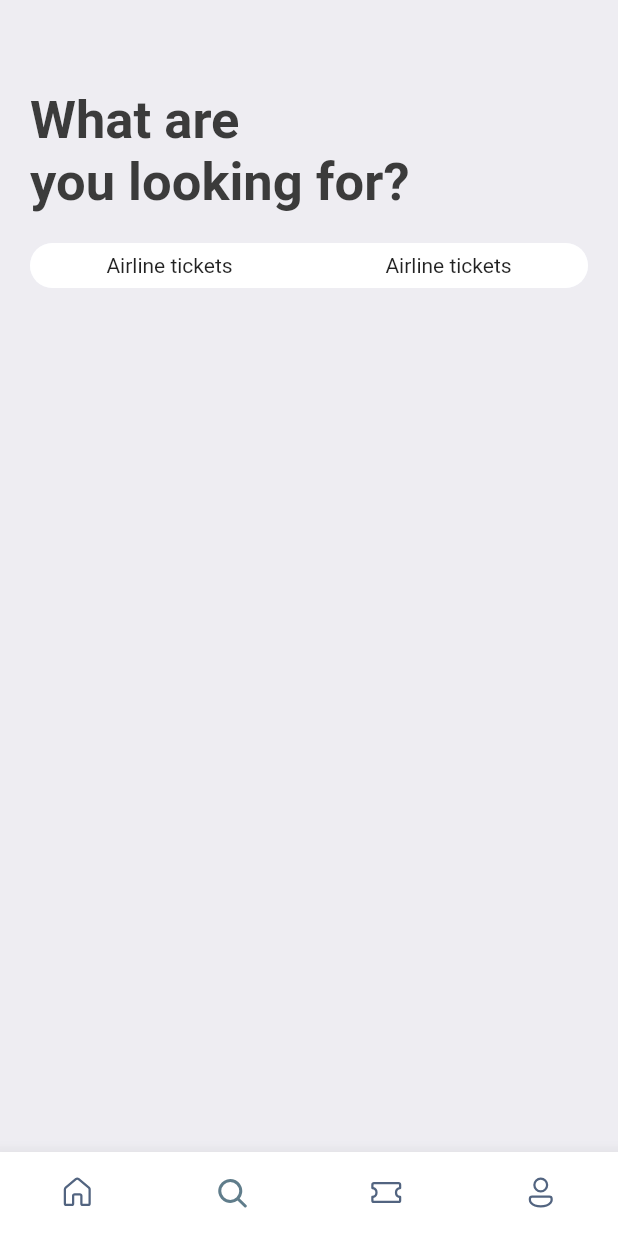
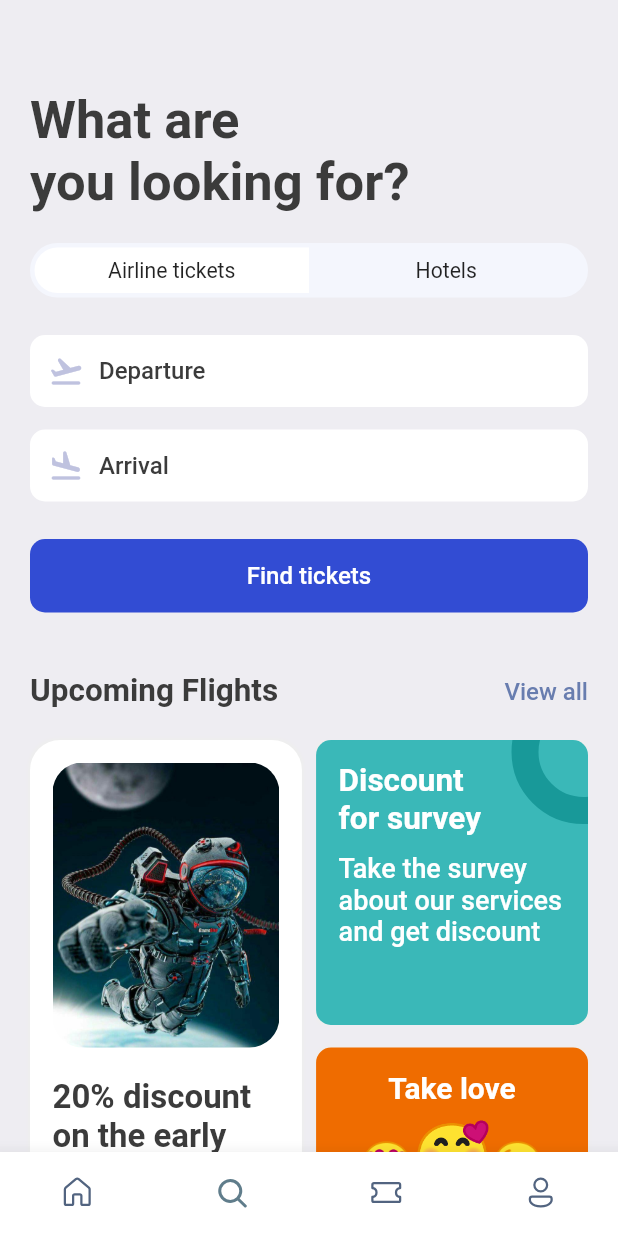
Before and after one commit to Jamshidbekdev/ticket_app, a Flutter app: the screen it shows after launch, item 2 of the bottom bar chosen, on a phone screen of 412 x 824 dp. Run offline on Flutter 3.47's test engine with Material 2 defaults, Android fonts, the phone set to English and light mode, and no system bars; our stand-ins replace barcode_widget, fluentui_icons, gap, get.

Commit message:
ticket sceen and refactored other widgets

```diff
--- a/lib/bottom_bar.dart
+++ b/lib/bottom_bar.dart
@@ -2,6 +2,7 @@ import 'package:fluentui_icons/fluentui_icons.dart';
 import 'package:flutter/material.dart';
 import 'package:ticket_app/screens/home_screen.dart';
 import 'package:ticket_app/screens/search_screen.dart';
+import 'package:ticket_app/screens/ticket_screen.dart';
 
 class BottomBar extends StatefulWidget {
   const BottomBar({super.key});
@@ -22,7 +23,7 @@ class _BottomBarState extends State<BottomBar> {
   static final List<Widget> _list = [
     const HomeScreen(),
     const SearchScreen(),
-    const Center(child: Text('Ticked')),
+    const TicketScreen(),
     const Center(child: Text('Profile')),
   ];
 
--- a/lib/screens/search_screen.dart
+++ b/lib/screens/search_screen.dart
@@ -2,6 +2,10 @@ import 'package:flutter/material.dart';
 import 'package:gap/gap.dart';
 import 'package:ticket_app/utils/app_layout.dart';
 import 'package:ticket_app/utils/app_styles.dart';
+import 'package:ticket_app/widgets/icon_text_widget.dart';
+import 'package:ticket_app/widgets/tab_widget.dart';
+
+import '../widgets/double_text_widget.dart';
 
 class SearchScreen extends StatelessWidget {
   const SearchScreen({super.key});
@@ -23,45 +27,154 @@ class SearchScreen extends StatelessWidget {
                 .copyWith(fontSize: AppLayout.getHight(35)),
           ),
           Gap(AppLayout.getHight(20)),
+          const TabWidget(leftText: "Airline tickets", rightText: "Hotels"),
+          const Gap(25),
+          const IconText(
+            text: 'Departure',
+            icon: Icons.flight_takeoff_rounded,
+          ),
+          const Gap(15),
+          const IconText(
+            text: 'Arrival',
+            icon: Icons.flight_land_rounded,
+          ),
+          const Gap(25),
           Container(
+            padding: const EdgeInsets.all(15),
             decoration: BoxDecoration(
-              borderRadius: BorderRadius.circular(AppLayout.getHight(50)),
-              color: const Color(0xFFF4F6FD),
+                color: Styles.buttonColor,
+                borderRadius: BorderRadius.circular(10)),
+            child: Center(
+                child: Text(
+              'Find tickets',
+              style: Styles.textStyle.copyWith(color: Colors.white),
+            )),
           ),
-            child: Row(
-              // mainAxisAlignment: MainAxisAlignment.spaceBetween,
+          const Gap(40),
+          const AppDoubleText(
+              firstText: "Upcoming Flights", secondText: "View all"),
+          const Gap(20),
+          Row(
+            mainAxisAlignment: MainAxisAlignment.spaceBetween,
             children: [
-              Expanded(
+              Column(
+                children: [
+                  Container(
+                    padding: const EdgeInsets.all(15),
+                    height: 405,
+                    decoration: BoxDecoration(
+                        color: Colors.white,
+                        borderRadius: BorderRadius.circular(20),
+                        boxShadow: [
+                          BoxShadow(
+                              color: Colors.grey.shade200,
+                              blurRadius: 1,
+                              spreadRadius: 1),
+                        ]),
+                    width: size.width * 0.44,
+                    child: Column(children: [
+                      Container(
+                        height: 190,
+                        decoration: BoxDecoration(
+                            borderRadius: BorderRadius.circular(20),
+                            image: const DecorationImage(
+                                fit: BoxFit.cover,
+                                image:
+                                    AssetImage("assets/images/cosmonaut.jpg"))),
+                      ),
+                      const Gap(20),
+                      Text(
+                        "20% discount on the early booking of this flight. Don't miss.",
+                        style: Styles.textStyle.copyWith(
+                            fontSize: 22, fontWeight: FontWeight.bold),
+                      ),
+                    ]),
+                  )
+                ],
+              ),
+              Column(
+                children: [
+                  Stack(
+                    children: [
+                      Container(
+                        height: 190,
+                        padding: const EdgeInsets.all(15),
+                        width: size.width * 0.44,
+                        decoration: BoxDecoration(
+                            color: const Color(0xFF3AB8B8),
+                            borderRadius: BorderRadius.circular(10),
+                            boxShadow: [
+                              BoxShadow(
+                                  color: Colors.grey.shade200,
+                                  blurRadius: 1,
+                                  spreadRadius: 1),
+                            ]),
+                        child: Column(
+                            crossAxisAlignment: CrossAxisAlignment.start,
+                            children: [
+                              Text(
+                                "Discount\nfor survey",
+                                style: Styles.textStyle.copyWith(
+                                    color: Colors.white,
+                                    fontSize: 21,
+                                    fontWeight: FontWeight.bold),
+                              ),
+                              const Gap(10),
+                              Text(
+                                  "Take the survey about our services and get discount",
+                                  style: Styles.textStyle.copyWith(
+                                      color: Colors.white, fontSize: 18))
+                            ]),
+                      ),
+                      Positioned(
+                        right: -45,
+                        top: -40,
                         child: Container(
+                          padding: const EdgeInsets.all(30),
                           decoration: BoxDecoration(
-                      borderRadius: BorderRadius.horizontal(
-                        left: Radius.circular(AppLayout.getHight(50)),
-                      ),
-                      color: Colors.white),
-                  padding: EdgeInsets.symmetric(
-                    vertical: AppLayout.getHight(7),
-                  ),
-                  child: const Center(
-                    child: Text('Airline tickets'),
+                              color: Colors.transparent,
+                              border: Border.all(
+                                  width: 18, color: const Color(0xFF189999)),
+                              shape: BoxShape.circle),
                         ),
                       ),
+                    ],
                   ),
-              Expanded(
-                child: Container(
+                  const Gap(15),
+                  Container(
+                    height: 200,
+                    padding: const EdgeInsets.all(15),
+                    width: size.width * 0.44,
                     decoration: BoxDecoration(
-                      borderRadius: BorderRadius.horizontal(
-                        right: Radius.circular(AppLayout.getHight(50)),
+                        color: Colors.orange.shade800,
+                        borderRadius: BorderRadius.circular(10),
+                        boxShadow: [
+                          BoxShadow(
+                              color: Colors.grey.shade200,
+                              blurRadius: 1,
+                              spreadRadius: 1),
+                        ]),
+                    child: Column(children: [
+                      Text(
+                        "Take love",
+                        textAlign: TextAlign.center,
+                        style: Styles.headLineStyle2.copyWith(
+                            fontSize: 20,
+                            color: Colors.white,
+                            fontWeight: FontWeight.bold),
                       ),
-                      color: Colors.white),
-                  padding: EdgeInsets.symmetric(
-                    vertical: AppLayout.getHight(7),
+                      const Gap(10),
+                      RichText(
+                          text: const TextSpan(children: [
+                        TextSpan(text: '😍', style: TextStyle(fontSize: 28)),
+                        TextSpan(text: '🥰', style: TextStyle(fontSize: 42)),
+                        TextSpan(text: '😘', style: TextStyle(fontSize: 28)),
+                      ]))
+                    ]),
                   ),
-                  child: const Center(
-                    child: Text('Airline tickets'),
+                ],
               ),
-                ),
-              ),
-            ]),
+            ],
           )
         ],
       ),
--- a/lib/utils/app_styles.dart
+++ b/lib/utils/app_styles.dart
@@ -7,6 +7,7 @@ class Styles {
   static Color bgyColor = const Color(0xFFeeedf2);
   static Color orangeColor = const Color(0xFFF37B67);
   static Color kakiColor =  const Color(0xFFd2bdb6);
+  static Color buttonColor = const Color(0xD91130CE);
 
   static TextStyle textStyle = TextStyle(fontSize: 16,color:textColor, fontWeight: FontWeight.w500);
   static TextStyle headLineStyle1 = TextStyle(fontSize: 26, color:textColor, fontWeight: FontWeight.bold);
--- /dev/null
+++ b/lib/widgets/double_text_widget.dart
@@ -0,0 +1,35 @@
+import 'package:flutter/material.dart';
+
+import '../utils/app_styles.dart';
+
+class AppDoubleText extends StatelessWidget {
+
+  final String firstText;
+  final String secondText;
+
+  const AppDoubleText(
+      {required this.firstText, required this.secondText, super.key});
+
+  @override
+  Widget build(BuildContext context) {
+    return Row(
+      mainAxisAlignment: MainAxisAlignment.spaceBetween,
+      children: [
+        Text(
+          firstText,
+          style: Styles.headLineStyle2,
+        ),
+        InkWell(
+          onTap: () {
+            // ignore: avoid_print
+            print('Hello');
+          },
+          child: Text(
+            secondText,
+            style: Styles.textStyle.copyWith(color: Styles.primaryColor),
+          ),
+        )
+      ],
+    );
+  }
+}
--- /dev/null
+++ b/lib/widgets/icon_text_widget.dart
@@ -0,0 +1,32 @@
+import 'package:flutter/material.dart';
+import 'package:gap/gap.dart';
+
+import '../utils/app_styles.dart';
+
+class IconText extends StatelessWidget {
+  final IconData icon;
+  final String text;
+
+  const IconText({required this.icon, required this.text, super.key});
+
+  @override
+  Widget build(BuildContext context) {
+    return Container(
+      padding: const EdgeInsets.all(12),
+      decoration: BoxDecoration(
+        color: Colors.white,
+        borderRadius: BorderRadius.circular(10),
+      ),
+      child: Row(
+        children: [
+          Icon(icon, color: const Color(0xFFBFC2DF),),
+          const Gap(10),
+          Text(
+            text,
+            style: Styles.textStyle,
+          )
+        ],
+      ),
+    );
+  }
+}
--- /dev/null
+++ b/lib/widgets/tab_widget.dart
@@ -0,0 +1,57 @@
+import 'package:flutter/material.dart';
+
+import '../utils/app_layout.dart';
+
+class TabWidget extends StatelessWidget {
+  final String leftText;
+  final String rightText;
+
+  const TabWidget({required this.leftText, required this.rightText, super.key});
+
+  @override
+  Widget build(BuildContext context) {
+    final size = AppLayout.getSize(context);
+
+    return FittedBox(
+      child: Container(
+        padding: const EdgeInsets.all(3),
+        decoration: BoxDecoration(
+          borderRadius: BorderRadius.circular(AppLayout.getHight(50)),
+          color: const Color(0xFFF4F6FD),
+        ),
+        child: Row(
+            // mainAxisAlignment: MainAxisAlignment.spaceBetween,
+            children: [
+              Container(
+                width: size.width * .44,
+                decoration: BoxDecoration(
+                    borderRadius: BorderRadius.horizontal(
+                      left: Radius.circular(AppLayout.getHight(50)),
+                    ),
+                    color: Colors.white),
+                padding: EdgeInsets.symmetric(
+                  vertical: AppLayout.getHight(7),
+                ),
+                child: Center(
+                  child: Text(leftText),
+                ),
+              ),
+              Container(
+                width: size.width * .44,
+                decoration: BoxDecoration(
+                    borderRadius: BorderRadius.horizontal(
+                      right: Radius.circular(AppLayout.getHight(50)),
+                    ),
+                    color: Colors.transparent),
+                padding: EdgeInsets.symmetric(
+                  vertical: AppLayout.getHight(7),
+                ),
+                child: Center(
+                  child: Text(rightText),
+                ),
+              ),
+            ]),
+      ),
+    );
+  }
+}
--- a/lib/widgets/thick_container.dart
+++ b/lib/widgets/thick_container.dart
@@ -1,16 +1,19 @@
 import 'package:flutter/material.dart';
 
 class ThickContainer extends StatelessWidget {
-  const ThickContainer({super.key});
+  final color;
+
+  const ThickContainer({required this.color,super.key});
 
   @override
   Widget build(BuildContext context) {
+
     return Container(
       padding: const EdgeInsets.all(3),
       decoration: BoxDecoration(
         // color: Colors.red,
         borderRadius: BorderRadius.circular(20),
-        border: Border.all(width: 2.5, color: Colors.white)
+        border: Border.all(width: 2.5, color: color)
       ),
     );
   }
--- a/pubspec.yaml
+++ b/pubspec.yaml
@@ -39,6 +39,7 @@ dependencies:
   fluentui_icons: ^1.0.0
   gap: ^2.0.0
   get:
+  barcode_widget: ^2.0.2
 
 dev_dependencies:
   flutter_test:
```
Also changed, not shown: lib/screens/home_screen.dart (+2 -20 lines), lib/screens/ticket_screen.dart (+361 -0 lines), lib/widgets/line_space_widget.dart (added, +35 -0 lines), lib/widgets/ticket_view.dart (+10 -6 lines), pubspec.lock. Lines whose indentation alone changed are shown as unchanged.
